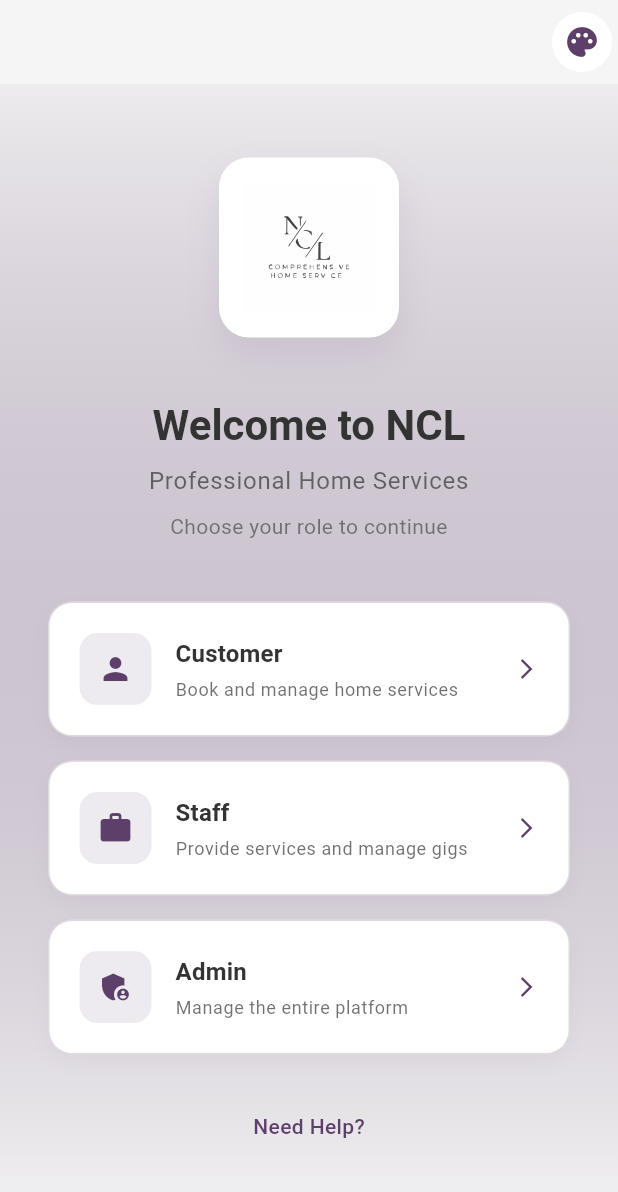
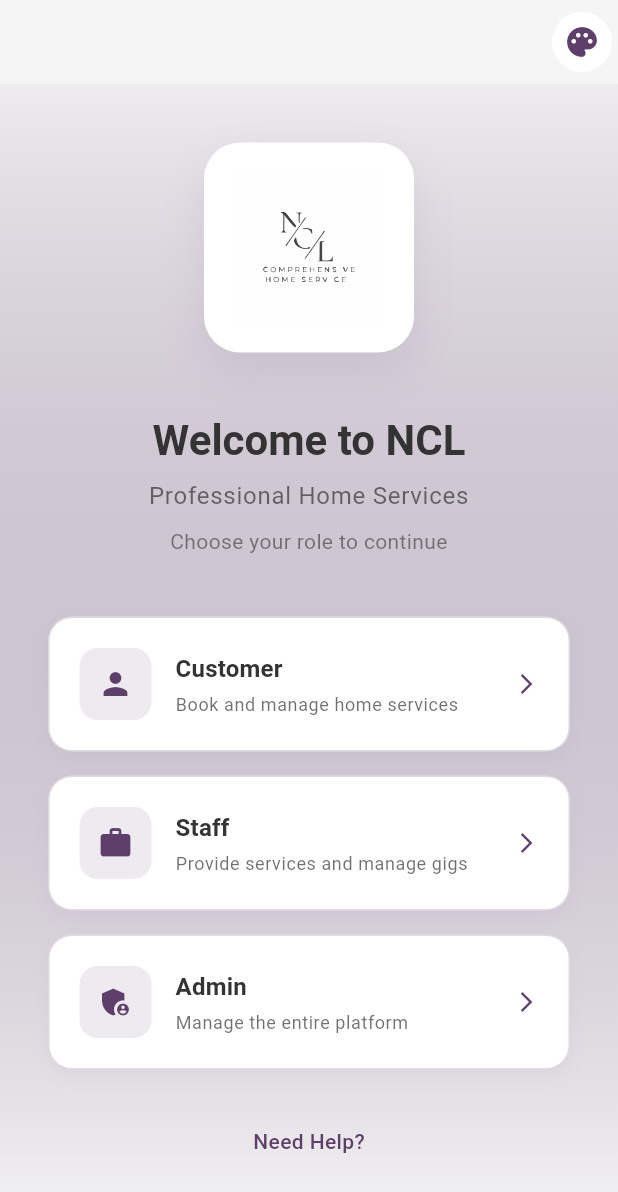
Before and after one commit to PaulaLindo/demo_ncl, a Flutter app: the screen it shows after launch, on a phone screen of 412 x 824 dp. Shown: the top 1192 px of the screen. Run offline on Flutter 3.47's test engine with Material 3 defaults, Android fonts, the phone set to English and light mode, and no system bars; our stand-ins replace cloud_firestore, connectivity_plus, dartz, equatable, flutter_local_notifications, flutter_svg and 8 more; missing offline and left inert: dart:html, mobile_scanner; accounts and stored records are empty; project files that could hold a hidden picture were left out.

Commit message:
Increase logo size for better visibility
- Dashboard header logo: 50x50 → 60x60 pixels
- Login chooser logo: 120x120 → 140x140 pixels
- Increased padding and border radius for better proportions
- Enhanced shadow effects for improved visual depth
- No branch changes needed - updated on main branch

```diff
--- a/lib/screens/auth/login_chooser_screen.dart
+++ b/lib/screens/auth/login_chooser_screen.dart
@@ -66,17 +66,17 @@ class LoginChooserScreen extends StatelessWidget {
 
   Widget _buildLogo(BuildContext context) {
     return Container(
-      width: 120,
-      height: 120,
-      padding: const EdgeInsets.all(16),
+      width: 140,
+      height: 140,
+      padding: const EdgeInsets.all(20),
       decoration: BoxDecoration(
         color: context.watch<ThemeProvider>().cardColor,
-        borderRadius: BorderRadius.circular(20),
+        borderRadius: BorderRadius.circular(24),
         boxShadow: [
           BoxShadow(
             color: context.watch<ThemeProvider>().primaryColor.withOpacity(0.1),
-            blurRadius: 20,
-            offset: const Offset(0, 10),
+            blurRadius: 25,
+            offset: const Offset(0, 12),
           ),
         ],
       ),
```
Also changed, not shown: lib/widgets/common_header.dart (+4 -4 lines).
